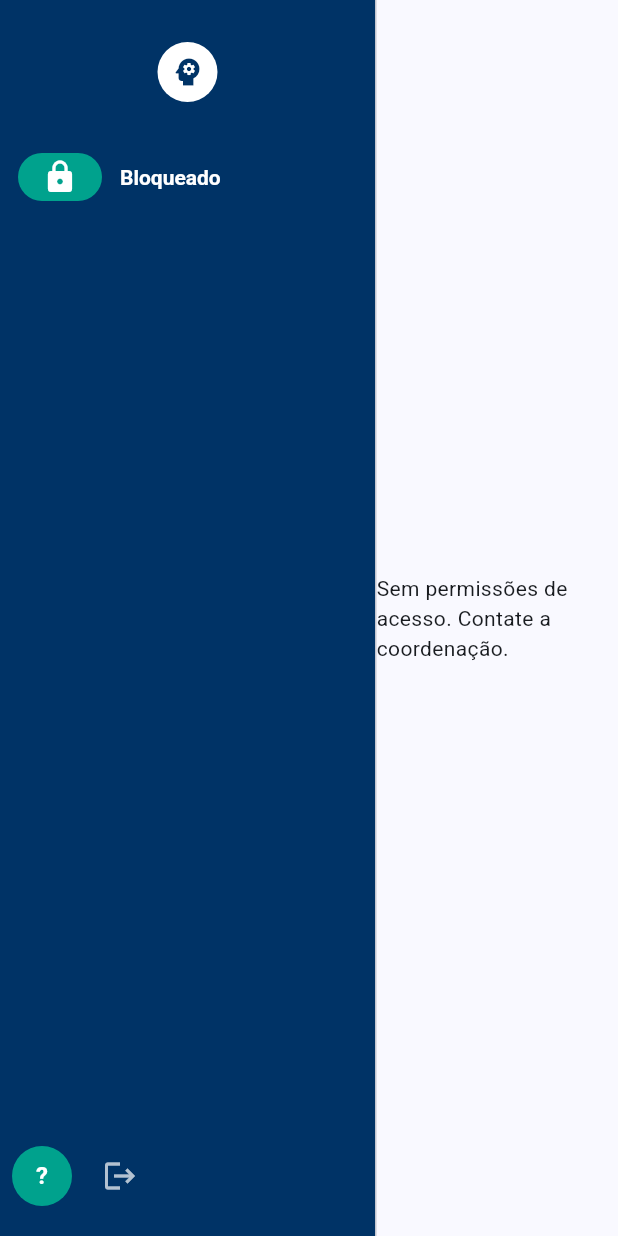
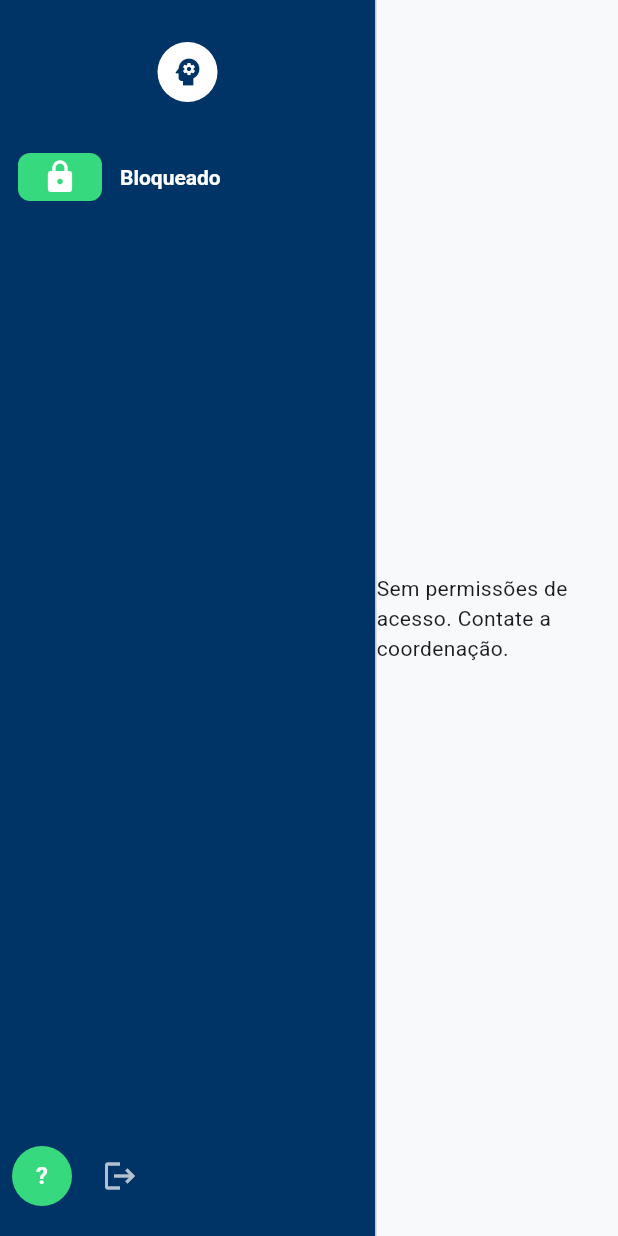
Before and after one commit to Natacha1919/clinica_psicologia, a Flutter app: the screen it shows once a user with an empty profile is signed in, on a phone screen of 412 x 824 dp. Run offline on Flutter 3.47's test engine with Material 3 defaults, Android fonts, the phone set to English and light mode, and no system bars; our stand-ins replace dropdown_search, fl_chart, pdf, printing, supabase_flutter, syncfusion_flutter_charts and 1 more; accounts and stored records are empty.

Commit message:
feat: Adiciona Session Guard, corrige Agendamento e finaliza Financeiro

```diff
--- a/lib/core/theme/app_theme.dart
+++ b/lib/core/theme/app_theme.dart
@@ -3,17 +3,18 @@
 import 'package:flutter/material.dart';
 
 class AppTheme {
-  // ALTERADO: Nova cor primária inspirada na imagem de referência
-  static const Color primary = Color.fromARGB(255, 10, 23, 36);
-  static const Color secondary = Color(0xFF36D97D);
-  static const Color background = Color(0xFFF8F9FA);
-  // NOVO: Cor para o fundo do item selecionado no menu
-  static const Color accentBlue = Color(0xFF334E68);
+  // Cores da Paleta
+  static const Color primary = Color(0xFF003366); // Azul Escuro Profundo
+  static const Color secondary = Color(0xFF36D97D); // Verde Água Vibrante
+  static const Color background = Color(0xFFF8F9FA); // Cinza Claro (Fundo)
+  static const Color accentBlue = Color(0xFF334E68); // Azul Acinzentado (Item Selecionado)
 
   static final ThemeData lightTheme = ThemeData(
     useMaterial3: true,
+    fontFamily: 'Roboto', // Garante que a fonte Roboto seja usada em todo o app
     scaffoldBackgroundColor: background,
 
+    // Esquema de Cores
     colorScheme: ColorScheme.fromSeed(
       seedColor: primary,
       primary: primary,
@@ -22,34 +23,53 @@ class AppTheme {
       brightness: Brightness.light,
     ),
 
+    // Tema da AppBar
     appBarTheme: const AppBarTheme(
-      backgroundColor: primary,
-      foregroundColor: Colors.white,
-      elevation: 0, // AppBar sem sombra para um look mais clean
+      backgroundColor: background, // Deixa a AppBar da mesma cor do fundo da tela (clean)
+      foregroundColor: primary, // Ícones e Texto em Azul Escuro
+      elevation: 0,
+      iconTheme: IconThemeData(color: primary),
     ),
 
+    // Tema dos Cards
     cardTheme: CardThemeData(
       elevation: 2,
-      shape: RoundedRectangleBorder(borderRadius: BorderRadius.circular(8)), // Bordas um pouco menos arredondadas
+      color: Colors.white,
+      shape: RoundedRectangleBorder(borderRadius: BorderRadius.circular(8)),
     ),
 
+    // Tema dos Botões (FilledButton)
     filledButtonTheme: FilledButtonThemeData(
       style: FilledButton.styleFrom(
-        backgroundColor: secondary,
-        foregroundColor: Colors.white,
+        backgroundColor: secondary, // Botões Verdes
+        foregroundColor: Colors.white, // Texto Branco
         shape: RoundedRectangleBorder(borderRadius: BorderRadius.circular(8)),
+        textStyle: const TextStyle(fontWeight: FontWeight.bold),
       ),
     ),
 
-    // ALTERADO: Tema do NavigationRail atualizado
+    // Tema do NavigationRail (Menu Lateral)
     navigationRailTheme: NavigationRailThemeData(
-      backgroundColor: primary,
-      indicatorColor: accentBlue, // Cor de fundo do item selecionado
+      backgroundColor: primary, // Fundo Azul Escuro
+
+      // Indicador de seleção (bolinha atrás do ícone)
+      indicatorColor: accentBlue,
       indicatorShape: RoundedRectangleBorder(borderRadius: BorderRadius.circular(8)),
+
+      // Ícones
       selectedIconTheme: const IconThemeData(color: Colors.white),
       unselectedIconTheme: IconThemeData(color: Colors.white.withOpacity(0.7)),
-      selectedLabelTextStyle: const TextStyle(color: Colors.white, fontWeight: FontWeight.bold),
-      unselectedLabelTextStyle: TextStyle(color: Colors.white.withOpacity(0.7)),
+
+      // Textos
+      selectedLabelTextStyle: const TextStyle(
+        color: Colors.white,
+        fontWeight: FontWeight.bold,
+        fontFamily: 'Roboto'
+      ),
+      unselectedLabelTextStyle: TextStyle(
+        color: Colors.white.withOpacity(0.7),
+        fontFamily: 'Roboto'
+      ),
     ),
   );
 }
--- a/lib/main.dart
+++ b/lib/main.dart
@@ -10,6 +10,7 @@ import 'features/auth/screens/login_screen.dart';
 import 'package:flutter_localizations/flutter_localizations.dart';
 // ===== ADIÇÃO 1: Importar o SessionGuard =====
 import 'core/widgets/session_guard.dart';
+
 
 void main() async {
   WidgetsFlutterBinding.ensureInitialized();
@@ -32,15 +33,10 @@ class MyApp extends StatelessWidget {
       title: 'Clínica Escola de Psicologia',
       debugShowCheckedModeBanner: false,
 
-      theme: ThemeData(
-        colorScheme: ColorScheme.fromSeed(
-          seedColor: const Color(0xFF003366),
-          primary: const Color(0xFF003366),
-          secondary: const Color(0xFF00A28D),
-        ),
-        useMaterial3: true,
-        fontFamily: 'Roboto',
-      ),
+      // ===== AQUI ESTÁ A MUDANÇA =====
+      // Em vez de definir o tema aqui, usamos a classe AppTheme
+      theme: AppTheme.lightTheme,
+      // ===============================
 
       localizationsDelegates: const [
         GlobalMaterialLocalizations.delegate,
@@ -71,14 +67,10 @@ class AuthGate extends StatelessWidget {
         final session = snapshot.data?.session;
 
         if (session != null) {
-          // ===== ADIÇÃO 2: Envolver o AppScaffold com o SessionGuard =====
-          // O usuário está logado. Ativamos o cronômetro.
           return SessionGuard(
-            // Define o tempo limite (Ex: 15 minutos)
             timeoutDuration: const Duration(minutes: 15),
             child: const AppScaffold(),
           );
-          // ===============================================================
         } else {
           return const LoginScreen();
         }
```
Also changed, not shown: lib/features/dashboard/screens/dashboard_metrics_screen.dart (+20 -7 lines), 34 other files.
